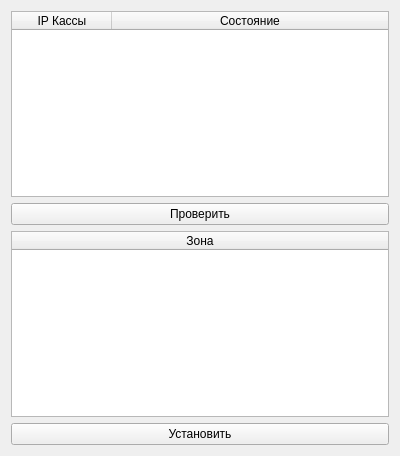
The window that mainwidget.ui (axisd/ukmtime) describes before a commit, drawn with Qt 5.
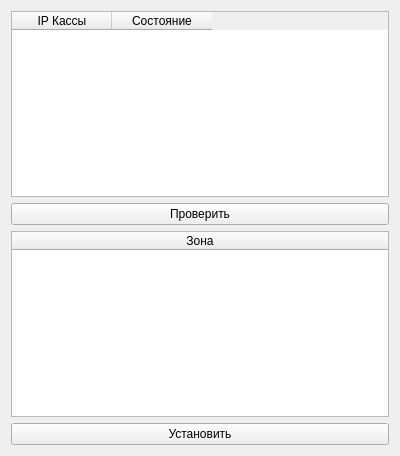
The same window after the commit.

The edit to the form file:
```diff
--- a/mainwidget.ui
+++ b/mainwidget.ui
@@ -28,9 +28,6 @@
      <property name="showGrid">
       <bool>false</bool>
      </property>
-     <attribute name="horizontalHeaderStretchLastSection">
-      <bool>true</bool>
-     </attribute>
      <column>
       <property name="text">
        <string>IP Кассы</string>
```
